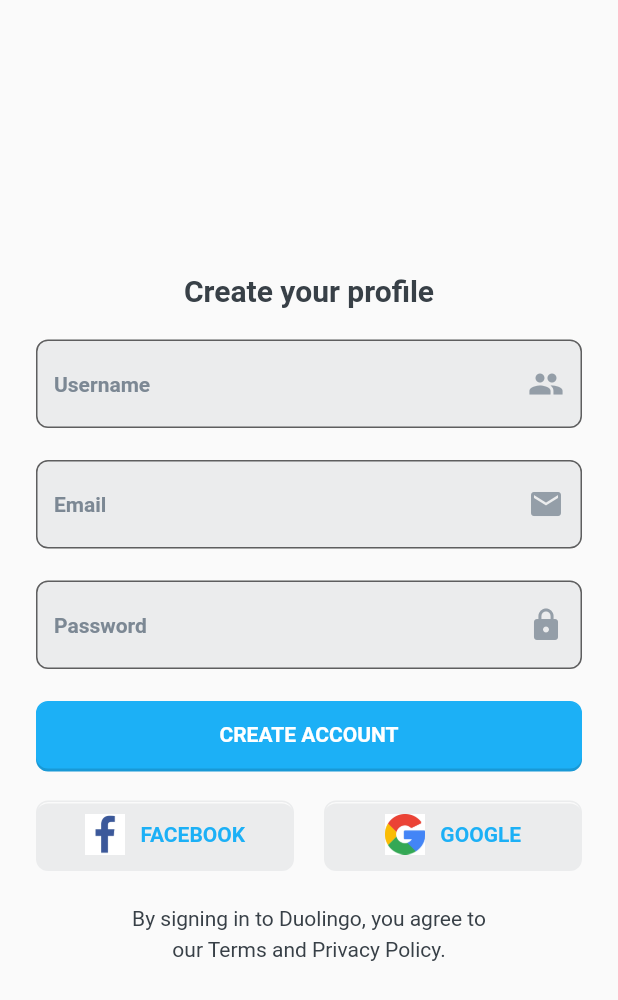
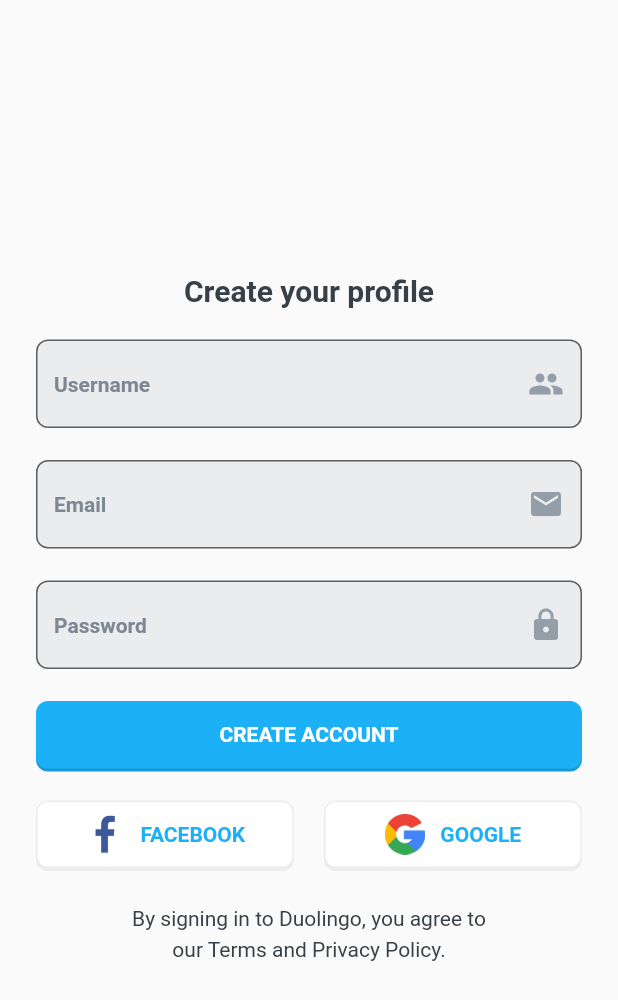
Before and after one commit to nguyenquan123vn/duolingo_event_flutter, a Flutter app: the screen it shows after launch, after a tap on "LOGIN", after a tap on "CREATE ACCOUNT", on a phone screen of 412 x 824 dp. Shown: the top 1000 px of the screen. Run offline on Flutter 3.47's test engine with Material 2 defaults, Android fonts, the phone set to English and light mode, and no system bars; our stand-ins replace firebase_auth, firebase_core, google_sign_in; missing offline and left inert: flutter_login_facebook; accounts and stored records are empty.

```diff
--- a/lib/screens/authentication/components/socialLogin.dart
+++ b/lib/screens/authentication/components/socialLogin.dart
@@ -15,6 +15,7 @@ class SocialLogin extends StatelessWidget {
           child: Button(
             icon: Image.asset('assets/icons/facebook.jpg'),
             label: 'FACEBOOK',
+            type: 'WHITE',
             onPressed: () {
               Navigator.of(context).popUntil((route) => route.isFirst);
               Navigator.of(context).pushReplacementNamed('//');
@@ -26,6 +27,7 @@ class SocialLogin extends StatelessWidget {
           child: Button(
             icon: Image.asset('assets/icons/google.jpg'),
             label: 'GOOGLE',
+            type: 'WHITE',
             onPressed: () {
               Navigator.of(context).popUntil((route) => route.isFirst);
               Navigator.of(context).pushReplacementNamed('//');
--- a/lib/screens/authentication/login.dart
+++ b/lib/screens/authentication/login.dart
@@ -1,6 +1,6 @@
 import 'package:duolingo_event_app/service/authentication_service.dart';
+import 'package:firebase_auth/firebase_auth.dart';
 import 'package:flutter/material.dart';
-// import 'package:firebase_auth/firebase_auth.dart';
 import 'package:provider/provider.dart';
 import 'package:duolingo_event_app/global/style.dart';
 import 'package:duolingo_event_app/global/widget/button.dart';
@@ -20,6 +20,8 @@ class _Login extends State<Login> {
 
   @override
   Widget build(BuildContext context) {
+    AuthService auth = context.read<AuthService>();
+
     return Scaffold(
       body: Padding(
         padding: const EdgeInsets.only(left: 24.0, right: 24.0),
@@ -50,7 +52,11 @@ class _Login extends State<Login> {
                   type: 'PRIMARY',
                   onPressed: () {
                     if (_email.currentState.validate() &&
-                        _password.currentState.validate()) {}
+                        _password.currentState.validate()) {
+                      auth.signInWithEmailAndPassword(
+                          _emailController.text, _passwordController.text);
+                    }
+                    //print(_emailController.text +  _passwordController.text);
                   },
                 ),
                 Button(
--- a/lib/screens/authentication/signup.dart
+++ b/lib/screens/authentication/signup.dart
@@ -1,4 +1,6 @@
+import 'package:duolingo_event_app/service/authentication_service.dart';
 import 'package:flutter/material.dart';
+import 'package:provider/provider.dart';
 // import 'package:firebase_auth/firebase_auth.dart';
 import 'package:duolingo_event_app/global/style.dart';
 import 'package:duolingo_event_app/global/widget/button.dart';
@@ -20,6 +22,8 @@ class _SignUp extends State<SignUp> {
 
   @override
   Widget build(BuildContext context) {
+    AuthService auth = context.read<AuthService>();
+
     return Scaffold(
       body: Padding(
         padding: const EdgeInsets.only(left: 24.0, right: 24.0),
@@ -57,8 +61,7 @@ class _SignUp extends State<SignUp> {
                     if (_username.currentState.validate() &&
                         _email.currentState.validate() &&
                         _password.currentState.validate()) {
-                      Navigator.of(context).popUntil((route) => route.isFirst);
-                      Navigator.of(context).pushReplacementNamed('//');
+                      auth.createUserWithEmailAndPassword(_emailController.text, _passwordController.text);
                     }
                   },
                 ),
```
